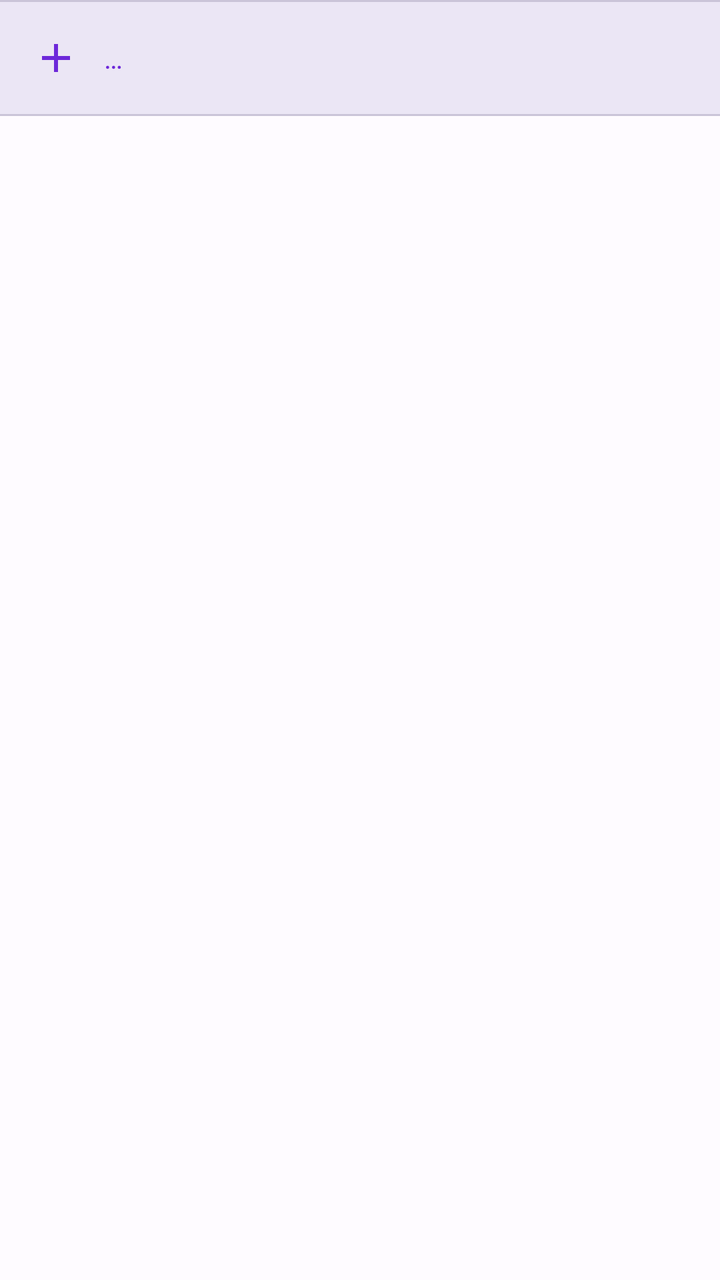
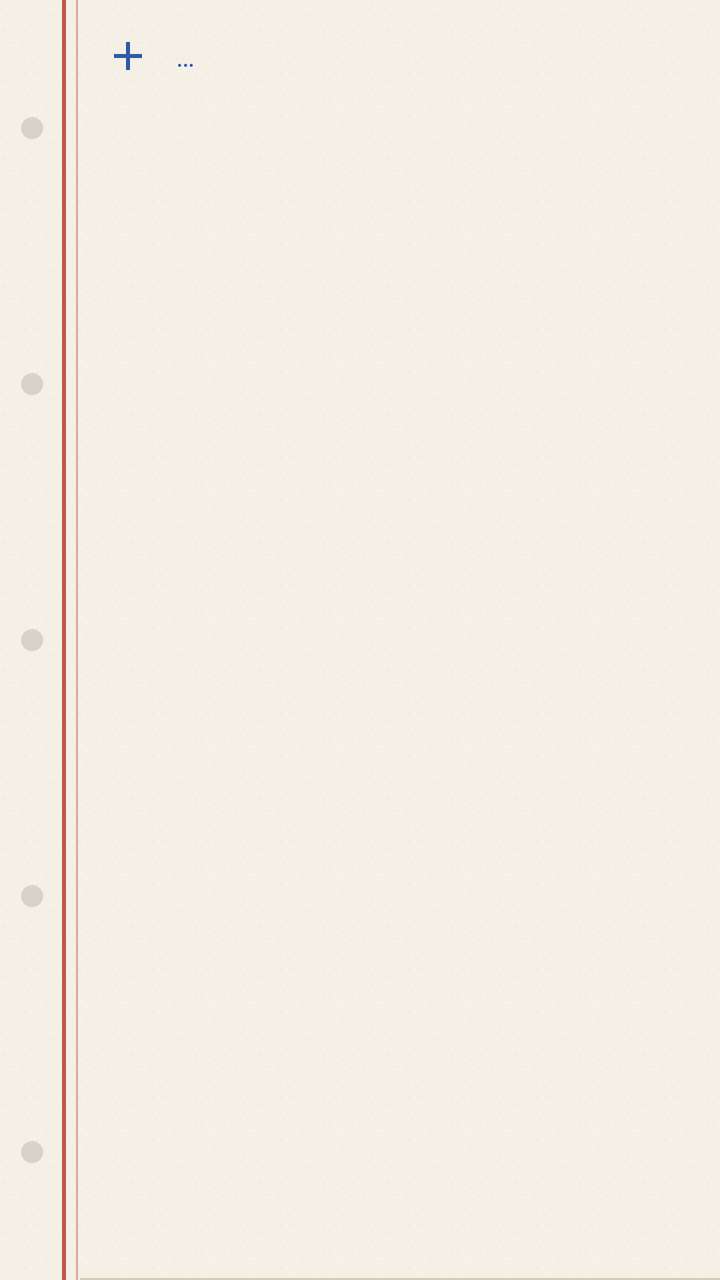

Compare the two renders of this Android layout. The source of the first and the diff that turns it into the second are given below.
<!-- AndroidManifest.xml: application theme Theme.ToDoList -->
<!-- res/layout/item_todo_inline_add.xml -->
<?xml version="1.0" encoding="utf-8"?>
<LinearLayout
    xmlns:android="http://schemas.android.com/apk/res/android"
    xmlns:app="http://schemas.android.com/apk/res-auto"
    android:layout_width="match_parent"
    android:layout_height="wrap_content"
    android:orientation="vertical">

    
    <View
        android:layout_width="match_parent"
        android:layout_height="1dp"
        android:background="?attr/colorOutlineVariant" />

    
    <LinearLayout
        android:id="@+id/ghostRow"
        android:layout_width="match_parent"
        android:layout_height="wrap_content"
        android:background="?attr/colorSurfaceContainerHigh"
        android:foreground="?attr/selectableItemBackground"
        android:gravity="center_vertical"
        android:minHeight="56dp"
        android:orientation="horizontal"
        android:paddingStart="4dp"
        android:paddingEnd="4dp"
        android:paddingVertical="4dp"
        android:visibility="visible">

        <ImageView
            android:layout_width="48dp"
            android:layout_height="48dp"
            android:importantForAccessibility="no"
            android:padding="12dp"
            android:scaleType="fitCenter"
            app:srcCompat="@drawable/ic_add"
            app:tint="?attr/colorPrimary" />

        <com.google.android.material.textview.MaterialTextView
            android:id="@+id/textGhostHint"
            android:layout_width="0dp"
            android:layout_height="wrap_content"
            android:layout_weight="1"
            android:importantForAccessibility="no"
            android:text="@string/add_item_ghost_hint"
            android:textAppearance="?attr/textAppearanceBodyMedium"
            android:textColor="?attr/colorPrimary" />

    </LinearLayout>

    <View
        android:id="@+id/ghostRowBottomDivider"
        android:layout_width="match_parent"
        android:layout_height="1dp"
        android:background="?attr/colorOutlineVariant" />

    
    <LinearLayout
        android:id="@+id/expandedRow"
        android:layout_width="match_parent"
        android:layout_height="wrap_content"
        android:gravity="center_vertical"
        android:minHeight="56dp"
        android:orientation="horizontal"
        android:paddingStart="4dp"
        android:paddingEnd="4dp"
        android:visibility="gone">

        <com.google.android.material.button.MaterialButton
            android:id="@+id/btnInlineSubmit"
            style="@style/Widget.Material3.Button.IconButton"
            android:layout_width="48dp"
            android:layout_height="48dp"
            android:contentDescription="@string/submit_inline_add"
            app:icon="@drawable/ic_arrow_forward"
            app:iconGravity="textStart"
            app:iconPadding="0dp"
            app:iconTint="?attr/colorPrimary" />

        <com.google.android.material.textfield.TextInputEditText
            android:id="@+id/editInlineAdd"
            android:layout_width="0dp"
            android:layout_height="wrap_content"
            android:layout_weight="1"
            android:background="@null"
            android:hint="@string/add_item_hint"
            android:imeOptions="actionDone"
            android:inputType="textCapSentences"
            android:maxLines="1"
            android:paddingStart="0dp"
            android:paddingEnd="0dp"
            android:textAppearance="?attr/textAppearanceBodyMedium"
            android:textColor="?attr/colorOnSurface" />

    </LinearLayout>

</LinearLayout>
<!-- resources referenced by this layout -->
<resources>
  <style name="Theme.ToDoList" parent="Theme.Material3.DayNight.NoActionBar">
          <item name="colorPrimary">@color/md_theme_light_primary</item>
          <item name="colorOnPrimary">@color/md_theme_light_onPrimary</item>
          <item name="colorPrimaryContainer">@color/md_theme_light_primaryContainer</item>
          <item name="colorOnPrimaryContainer">@color/md_theme_light_onPrimaryContainer</item>
          <item name="colorSecondary">@color/md_theme_light_secondary</item>
          <item name="colorOnSecondary">@color/md_theme_light_onSecondary</item>
          <item name="colorSecondaryContainer">@color/md_theme_light_secondaryContainer</item>
          <item name="colorOnSecondaryContainer">@color/md_theme_light_onSecondaryContainer</item>
          <item name="colorTertiary">@color/md_theme_light_tertiary</item>
          <item name="colorOnTertiary">@color/md_theme_light_onTertiary</item>
          <item name="colorTertiaryContainer">@color/md_theme_light_tertiaryContainer</item>
          <item name="colorOnTertiaryContainer">@color/md_theme_light_onTertiaryContainer</item>
          <item name="colorError">@color/md_theme_light_error</item>
          <item name="colorOnError">@color/md_theme_light_onError</item>
          <item name="colorErrorContainer">@color/md_theme_light_errorContainer</item>
          <item name="colorOnErrorContainer">@color/md_theme_light_onErrorContainer</item>
          <item name="android:colorBackground">@color/md_theme_light_surfaceContainerLowest</item>
          <item name="colorOnBackground">@color/md_theme_light_onBackground</item>
          <item name="colorSurface">@color/md_theme_light_surface</item>
          <item name="colorOnSurface">@color/md_theme_light_onSurface</item>
          <item name="colorSurfaceVariant">@color/md_theme_light_surfaceVariant</item>
          <item name="colorOnSurfaceVariant">@color/md_theme_light_onSurfaceVariant</item>
          <item name="colorOutline">@color/md_theme_light_outline</item>
          <item name="colorOutlineVariant">@color/md_theme_light_outlineVariant</item>
          <item name="colorSurfaceInverse">@color/md_theme_light_inverseSurface</item>
          <item name="colorOnSurfaceInverse">@color/md_theme_light_inverseOnSurface</item>
          <item name="colorPrimaryInverse">@color/md_theme_light_inversePrimary</item>
          <item name="colorSurfaceContainerLowest">@color/md_theme_light_surfaceContainerLowest</item>
          <item name="colorSurfaceContainerLow">@color/md_theme_light_surfaceContainerLow</item>
          <item name="colorSurfaceContainer">@color/md_theme_light_surfaceContainer</item>
          <item name="colorSurfaceContainerHigh">@color/md_theme_light_surfaceContainerHigh</item>
          <item name="colorSurfaceContainerHighest">@color/md_theme_light_surfaceContainerHighest</item>
          <item name="colorWarning">@color/md_theme_light_warning</item>
          <item name="android:windowLightStatusBar">true</item>
          <item name="android:windowLightNavigationBar">true</item>
      </style>
  <color name="md_theme_light_primary">#6D28D9</color>
  <color name="md_theme_light_onPrimary">#FFFFFF</color>
  <color name="md_theme_light_primaryContainer">#EDE9FE</color>
  <color name="md_theme_light_onPrimaryContainer">#1E0458</color>
  <color name="md_theme_light_secondary">#5B5287</color>
  <color name="md_theme_light_onSecondary">#FFFFFF</color>
  <color name="md_theme_light_secondaryContainer">#E5DEFF</color>
  <color name="md_theme_light_onSecondaryContainer">#181140</color>
  <color name="md_theme_light_tertiary">#7A4F6D</color>
  <color name="md_theme_light_onTertiary">#FFFFFF</color>
  <color name="md_theme_light_tertiaryContainer">#FDD7F2</color>
  <color name="md_theme_light_onTertiaryContainer">#2E0F28</color>
  <color name="md_theme_light_error">#B3261E</color>
  <color name="md_theme_light_onError">#FFFFFF</color>
  <color name="md_theme_light_errorContainer">#F9DEDC</color>
  <color name="md_theme_light_onErrorContainer">#410E0B</color>
  <color name="md_theme_light_surfaceContainerLowest">#FEFBFF</color>
  <color name="md_theme_light_onBackground">#1C1B24</color>
  <color name="md_theme_light_surface">#FEFBFF</color>
  <color name="md_theme_light_onSurface">#1C1B24</color>
  <color name="md_theme_light_surfaceVariant">#E5DFF9</color>
  <color name="md_theme_light_onSurfaceVariant">#49455A</color>
  <color name="md_theme_light_outline">#7A7589</color>
  <color name="md_theme_light_outlineVariant">#CAC4D8</color>
  <color name="md_theme_light_inverseSurface">#312E3C</color>
  <color name="md_theme_light_inverseOnSurface">#F5EFF9</color>
  <color name="md_theme_light_inversePrimary">#CDB9FF</color>
  <color name="md_theme_light_surfaceContainerLow">#F7F2FF</color>
  <color name="md_theme_light_surfaceContainer">#F1ECFB</color>
  <color name="md_theme_light_surfaceContainerHigh">#EBE6F5</color>
  <color name="md_theme_light_surfaceContainerHighest">#E5E0EF</color>
  <color name="md_theme_light_warning">#B45309</color>
  <!-- unchanged entries left out for length: 5 -->
</resources>

<!-- the commit's change to res/layout/item_todo_inline_add.xml (unified diff, before → after) -->
@@ -4,25 +4,19 @@
     xmlns:app="http://schemas.android.com/apk/res-auto"
     android:layout_width="match_parent"
     android:layout_height="wrap_content"
+    android:background="@drawable/row_rule"
     android:orientation="vertical">
-
-    
-    <View
-        android:layout_width="match_parent"
-        android:layout_height="1dp"
-        android:background="?attr/colorOutlineVariant" />
 
     
     <LinearLayout
         android:id="@+id/ghostRow"
         android:layout_width="match_parent"
         android:layout_height="wrap_content"
-        android:background="?attr/colorSurfaceContainerHigh"
         android:foreground="?attr/selectableItemBackground"
         android:gravity="center_vertical"
         android:minHeight="56dp"
         android:orientation="horizontal"
-        android:paddingStart="4dp"
+        android:paddingStart="@dimen/paper_gutter_width"
         android:paddingEnd="4dp"
         android:paddingVertical="4dp"
         android:visibility="visible">
@@ -48,12 +42,6 @@
 
     </LinearLayout>
 
-    <View
-        android:id="@+id/ghostRowBottomDivider"
-        android:layout_width="match_parent"
-        android:layout_height="1dp"
-        android:background="?attr/colorOutlineVariant" />
-
     
     <LinearLayout
         android:id="@+id/expandedRow"
@@ -62,7 +50,7 @@
         android:gravity="center_vertical"
         android:minHeight="56dp"
         android:orientation="horizontal"
-        android:paddingStart="4dp"
+        android:paddingStart="@dimen/paper_gutter_width"
         android:paddingEnd="4dp"
         android:visibility="gone">
 
<!-- resource entries referenced after the edit -->
@@ -1,74 +1,148 @@
 <!-- resources referenced by this layout -->
 <resources>
-  <style name="Theme.ToDoList" parent="Theme.Material3.DayNight.NoActionBar">
-          <item name="colorPrimary">@color/md_theme_light_primary</item>
-          <item name="colorOnPrimary">@color/md_theme_light_onPrimary</item>
-          <item name="colorPrimaryContainer">@color/md_theme_light_primaryContainer</item>
-          <item name="colorOnPrimaryContainer">@color/md_theme_light_onPrimaryContainer</item>
-          <item name="colorSecondary">@color/md_theme_light_secondary</item>
-          <item name="colorOnSecondary">@color/md_theme_light_onSecondary</item>
-          <item name="colorSecondaryContainer">@color/md_theme_light_secondaryContainer</item>
-          <item name="colorOnSecondaryContainer">@color/md_theme_light_onSecondaryContainer</item>
-          <item name="colorTertiary">@color/md_theme_light_tertiary</item>
-          <item name="colorOnTertiary">@color/md_theme_light_onTertiary</item>
-          <item name="colorTertiaryContainer">@color/md_theme_light_tertiaryContainer</item>
-          <item name="colorOnTertiaryContainer">@color/md_theme_light_onTertiaryContainer</item>
-          <item name="colorError">@color/md_theme_light_error</item>
-          <item name="colorOnError">@color/md_theme_light_onError</item>
-          <item name="colorErrorContainer">@color/md_theme_light_errorContainer</item>
-          <item name="colorOnErrorContainer">@color/md_theme_light_onErrorContainer</item>
-          <item name="android:colorBackground">@color/md_theme_light_surfaceContainerLowest</item>
-          <item name="colorOnBackground">@color/md_theme_light_onBackground</item>
-          <item name="colorSurface">@color/md_theme_light_surface</item>
-          <item name="colorOnSurface">@color/md_theme_light_onSurface</item>
-          <item name="colorSurfaceVariant">@color/md_theme_light_surfaceVariant</item>
-          <item name="colorOnSurfaceVariant">@color/md_theme_light_onSurfaceVariant</item>
-          <item name="colorOutline">@color/md_theme_light_outline</item>
-          <item name="colorOutlineVariant">@color/md_theme_light_outlineVariant</item>
-          <item name="colorSurfaceInverse">@color/md_theme_light_inverseSurface</item>
-          <item name="colorOnSurfaceInverse">@color/md_theme_light_inverseOnSurface</item>
-          <item name="colorPrimaryInverse">@color/md_theme_light_inversePrimary</item>
-          <item name="colorSurfaceContainerLowest">@color/md_theme_light_surfaceContainerLowest</item>
-          <item name="colorSurfaceContainerLow">@color/md_theme_light_surfaceContainerLow</item>
-          <item name="colorSurfaceContainer">@color/md_theme_light_surfaceContainer</item>
-          <item name="colorSurfaceContainerHigh">@color/md_theme_light_surfaceContainerHigh</item>
-          <item name="colorSurfaceContainerHighest">@color/md_theme_light_surfaceContainerHighest</item>
-          <item name="colorWarning">@color/md_theme_light_warning</item>
+  <dimen name="paper_gutter_width">40dp</dimen>
+  <!-- drawable row_rule (drawable) -->
+  <?xml version="1.0" encoding="utf-8"?>
+  <layer-list xmlns:android="http://schemas.android.com/apk/res/android">
+  
+      <item
+          android:height="@dimen/paper_rule_height"
+          android:gravity="bottom|fill_horizontal"
+          android:start="@dimen/paper_gutter_width">
+          <shape android:shape="rectangle">
+              <solid android:color="@color/paper_rule" />
+          </shape>
+      </item>
+  
+  </layer-list>
+  <style name="Theme.ToDoList" parent="Theme.Material3.Light.NoActionBar">
+          <item name="colorPrimary">@color/ink_blue</item>
+          <item name="colorOnPrimary">@color/paper</item>
+          <item name="colorPrimaryContainer">@color/ink_blue_pale</item>
+          <item name="colorOnPrimaryContainer">@color/ink_blue_deep</item>
+          <item name="colorSecondary">@color/pencil</item>
+          <item name="colorOnSecondary">@color/paper</item>
+          <item name="colorSecondaryContainer">@color/paper_shade_deep</item>
+          <item name="colorOnSecondaryContainer">@color/ink</item>
+          <item name="colorTertiary">@color/ink_soft</item>
+          <item name="colorOnTertiary">@color/paper</item>
+          <item name="colorTertiaryContainer">@color/paper_shade</item>
+          <item name="colorOnTertiaryContainer">@color/ink</item>
+          <item name="colorError">@color/ink_red</item>
+          <item name="colorOnError">@color/paper</item>
+          <item name="colorErrorContainer">@color/ink_red_wash</item>
+          <item name="colorOnErrorContainer">@color/ink_red_deep</item>
+          <item name="android:colorBackground">@color/paper</item>
+          <item name="colorOnBackground">@color/ink</item>
+          <item name="colorSurface">@color/paper</item>
+          <item name="elevationOverlayEnabled">false</item>
+          <item name="colorOnSurface">@color/ink</item>
+          <item name="colorSurfaceVariant">@color/paper_shade</item>
+          <item name="colorOnSurfaceVariant">@color/ink_soft</item>
+          <item name="colorOutline">@color/pencil</item>
+          <item name="colorOutlineVariant">@color/paper_rule</item>
+          <item name="colorSurfaceInverse">@color/ink</item>
+          <item name="colorOnSurfaceInverse">@color/paper</item>
+          <item name="colorPrimaryInverse">@color/ink_blue_faded</item>
+          <item name="colorSurfaceContainerLowest">@color/paper</item>
+          <item name="colorSurfaceContainerLow">@color/paper_shade</item>
+          <item name="colorSurfaceContainer">@color/paper_shade</item>
+          <item name="colorSurfaceContainerHigh">@color/paper_shade_deep</item>
+          <item name="colorSurfaceContainerHighest">@color/paper_sunken</item>
+          <item name="colorWarning">@color/ink_amber</item>
+          <item name="android:windowBackground">@drawable/bg_paper</item>
+          <item name="android:statusBarColor">@android:color/transparent</item>
           <item name="android:windowLightStatusBar">true</item>
           <item name="android:windowLightNavigationBar">true</item>
+          <item name="materialAlertDialogTheme">@style/ThemeOverlay.Paper.Dialog</item>
       </style>
-  <color name="md_theme_light_primary">#6D28D9</color>
-  <color name="md_theme_light_onPrimary">#FFFFFF</color>
-  <color name="md_theme_light_primaryContainer">#EDE9FE</color>
-  <color name="md_theme_light_onPrimaryContainer">#1E0458</color>
-  <color name="md_theme_light_secondary">#5B5287</color>
-  <color name="md_theme_light_onSecondary">#FFFFFF</color>
-  <color name="md_theme_light_secondaryContainer">#E5DEFF</color>
-  <color name="md_theme_light_onSecondaryContainer">#181140</color>
-  <color name="md_theme_light_tertiary">#7A4F6D</color>
-  <color name="md_theme_light_onTertiary">#FFFFFF</color>
-  <color name="md_theme_light_tertiaryContainer">#FDD7F2</color>
-  <color name="md_theme_light_onTertiaryContainer">#2E0F28</color>
-  <color name="md_theme_light_error">#B3261E</color>
-  <color name="md_theme_light_onError">#FFFFFF</color>
-  <color name="md_theme_light_errorContainer">#F9DEDC</color>
-  <color name="md_theme_light_onErrorContainer">#410E0B</color>
-  <color name="md_theme_light_surfaceContainerLowest">#FEFBFF</color>
-  <color name="md_theme_light_onBackground">#1C1B24</color>
-  <color name="md_theme_light_surface">#FEFBFF</color>
-  <color name="md_theme_light_onSurface">#1C1B24</color>
-  <color name="md_theme_light_surfaceVariant">#E5DFF9</color>
-  <color name="md_theme_light_onSurfaceVariant">#49455A</color>
-  <color name="md_theme_light_outline">#7A7589</color>
-  <color name="md_theme_light_outlineVariant">#CAC4D8</color>
-  <color name="md_theme_light_inverseSurface">#312E3C</color>
-  <color name="md_theme_light_inverseOnSurface">#F5EFF9</color>
-  <color name="md_theme_light_inversePrimary">#CDB9FF</color>
-  <color name="md_theme_light_surfaceContainerLow">#F7F2FF</color>
-  <color name="md_theme_light_surfaceContainer">#F1ECFB</color>
-  <color name="md_theme_light_surfaceContainerHigh">#EBE6F5</color>
-  <color name="md_theme_light_surfaceContainerHighest">#E5E0EF</color>
-  <color name="md_theme_light_warning">#B45309</color>
+  <dimen name="paper_rule_height">1dp</dimen>
+  <color name="paper_rule">#D5CCB6</color>
+  <color name="ink_blue">#2E5AA8</color>
+  <color name="paper">#FAF5EA</color>
+  <color name="ink_blue_pale">#DEE5F2</color>
+  <color name="ink_blue_deep">#16305C</color>
+  <color name="pencil">#8A8578</color>
+  <color name="paper_shade_deep">#EFE7D5</color>
+  <color name="ink">#23282F</color>
+  <color name="ink_soft">#5C6068</color>
+  <color name="paper_shade">#F5EFE1</color>
+  <color name="ink_red">#A8392F</color>
+  <color name="ink_red_wash">#F1DDD4</color>
+  <color name="ink_red_deep">#5A1E18</color>
+  <color name="ink_blue_faded">#A8C0E8</color>
+  <color name="paper_sunken">#E7DEC8</color>
+  <color name="ink_amber">#B4761E</color>
+  <!-- drawable bg_paper (drawable) -->
+  <?xml version="1.0" encoding="utf-8"?>
+  <layer-list xmlns:android="http://schemas.android.com/apk/res/android">
+  
+      <item>
+          <shape android:shape="rectangle">
+              <solid android:color="@color/paper" />
+          </shape>
+      </item>
+  
+      <item>
+          <bitmap
+              android:src="@drawable/tile_paper_grain"
+              android:tileMode="repeat"
+              android:tint="@color/paper_grain_tint" />
+      </item>
+  
+      <item
+          android:width="@dimen/paper_gutter_width"
+          android:gravity="start|fill_vertical">
+          <bitmap
+              android:src="@drawable/tile_paper_hole"
+              android:tileMode="repeat"
+              android:tint="@color/paper_hole_tint" />
+      </item>
+  
+      <item
+          android:width="@dimen/paper_margin_primary_width"
+          android:gravity="start|fill_vertical"
+          android:start="@dimen/paper_margin_primary_inset">
+          <shape android:shape="rectangle">
+              <solid android:color="@color/paper_margin_rule" />
+          </shape>
+      </item>
+  
+      <item
+          android:width="@dimen/paper_margin_secondary_width"
+          android:gravity="start|fill_vertical"
+          android:start="@dimen/paper_margin_secondary_inset">
+          <shape android:shape="rectangle">
+              <solid android:color="@color/paper_margin_rule_soft" />
+          </shape>
+      </item>
+  
+  </layer-list>
+  <style name="ThemeOverlay.Paper.Dialog" parent="ThemeOverlay.Material3.MaterialAlertDialog">
+          <item name="colorSurface">@color/paper_sheet</item>
+          <item name="elevationOverlayEnabled">false</item>
+          <item name="colorSurfaceContainerHigh">@color/paper_sheet</item>
+          <item name="alertDialogStyle">@style/MaterialAlertDialog.Paper</item>
+      </style>
+  <!-- drawable tile_paper_grain: png bitmap (drawable-nodpi, 3823 bytes) -->
+  <color name="paper_grain_tint">#66000000</color>
+  <!-- drawable tile_paper_hole: png bitmap (drawable-xxhdpi, 865 bytes) -->
+  <color name="paper_hole_tint">#1F000000</color>
+  <dimen name="paper_margin_primary_width">2dp</dimen>
+  <dimen name="paper_margin_primary_inset">31dp</dimen>
+  <color name="paper_margin_rule">#C2564C</color>
+  <dimen name="paper_margin_secondary_width">1dp</dimen>
+  <dimen name="paper_margin_secondary_inset">38dp</dimen>
+  <color name="paper_margin_rule_soft">#DDA79F</color>
+  <color name="paper_sheet">#FFFCF4</color>
+  <style name="MaterialAlertDialog.Paper" parent="MaterialAlertDialog.Material3">
+          <item name="backgroundTint">@color/paper_sheet</item>
+          <item name="shapeAppearanceOverlay">@style/ShapeAppearance.Paper.Chip</item>
+      </style>
+  <style name="ShapeAppearance.Paper.Chip" parent="">
+          <item name="cornerFamily">rounded</item>
+          <item name="cornerSize">16dp</item>
+      </style>
   <!-- unchanged entries left out for length: 5 -->
 </resources>
 
